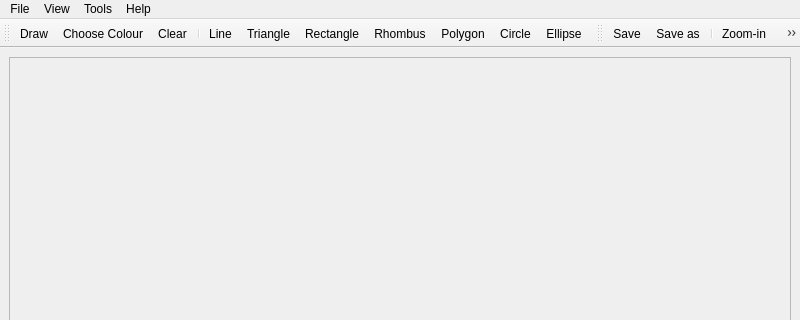
This is 02ZymovetsQt/mainwindow.ui in Fourier2718281828/POOP-Lab2 as Qt 5 draws it before an edit; both pictures show x 0 to 800 and y 0 to 320 of the 800 by 600 pixel window. The edited form follows.
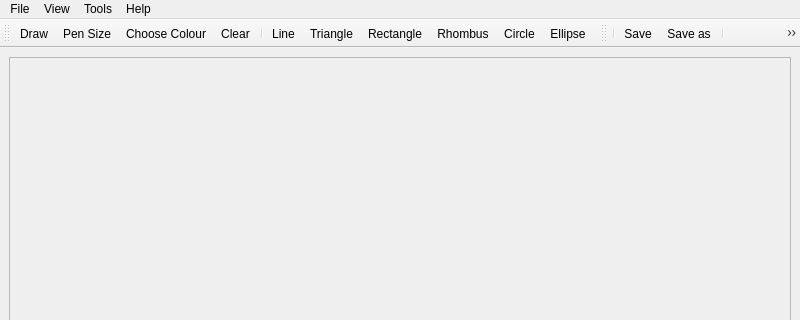
This is the edited form. Icons and pictures are not drawn.

The edit to the form file:
```diff
--- a/02ZymovetsQt/mainwindow.ui
+++ b/02ZymovetsQt/mainwindow.ui
@@ -110,6 +110,7 @@
     <bool>false</bool>
    </attribute>
    <addaction name="actionDraw"/>
+   <addaction name="actionPen_Size"/>
    <addaction name="actionChoose_Colour"/>
    <addaction name="actionClear"/>
    <addaction name="separator"/>
@@ -117,7 +118,6 @@
    <addaction name="actionTriangle"/>
    <addaction name="actionRectangle"/>
    <addaction name="actionRhombus"/>
-   <addaction name="actionPolygon"/>
    <addaction name="actionCircle"/>
    <addaction name="actionEllipse"/>
   </widget>
@@ -131,6 +131,7 @@
    <attribute name="toolBarBreak">
     <bool>false</bool>
    </attribute>
+   <addaction name="separator"/>
    <addaction name="actionSave"/>
    <addaction name="actionSave_as"/>
    <addaction name="separator"/>
@@ -269,18 +270,6 @@
     <string>Triangle</string>
    </property>
   </action>
-  <action name="actionPolygon">
-   <property name="checkable">
-    <bool>true</bool>
-   </property>
-   <property name="icon">
-    <iconset resource="design.qrc">
-     <normaloff>:/icons/icons/icons8-многоугольник-32.png</normaloff>:/icons/icons/icons8-многоугольник-32.png</iconset>
-   </property>
-   <property name="text">
-    <string>Polygon</string>
-   </property>
-  </action>
   <action name="actionRectangle">
    <property name="checkable">
     <bool>true</bool>
@@ -335,6 +324,15 @@
     <string>Clear</string>
    </property>
   </action>
+  <action name="actionPen_Size">
+   <property name="icon">
+    <iconset resource="design.qrc">
+     <normaloff>:/resourses/icons/icons8-перо-32.png</normaloff>:/resourses/icons/icons8-перо-32.png</iconset>
+   </property>
+   <property name="text">
+    <string>Pen Size</string>
+   </property>
+  </action>
  </widget>
  <resources>
   <include location="design.qrc"/>
```
Left out of the diff: 36 changed lines with no effect on the pictures.
